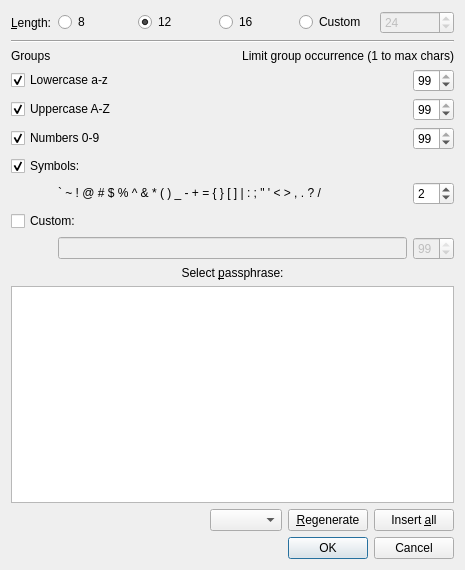
First picture: the form in qt_ui/passphrase_generation_dialog.ui, repository evpo/EncryptPad, before the edit.
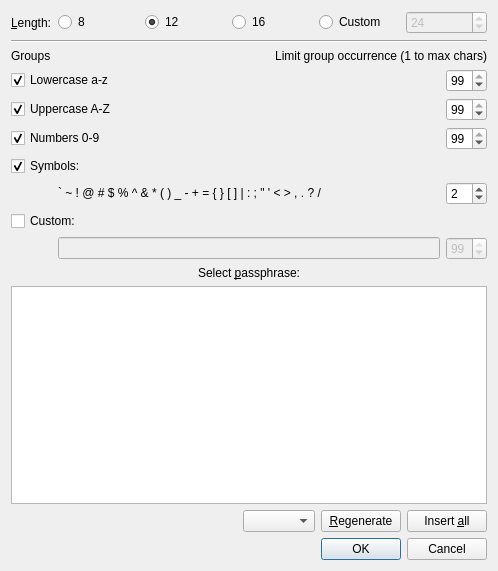
Second picture: the form after the edit.

```diff
--- a/qt_ui/passphrase_generation_dialog.ui
+++ b/qt_ui/passphrase_generation_dialog.ui
@@ -6,8 +6,8 @@
    <rect>
     <x>0</x>
     <y>0</y>
-    <width>465</width>
-    <height>570</height>
+    <width>498</width>
+    <height>571</height>
    </rect>
   </property>
   <property name="minimumSize">
```
